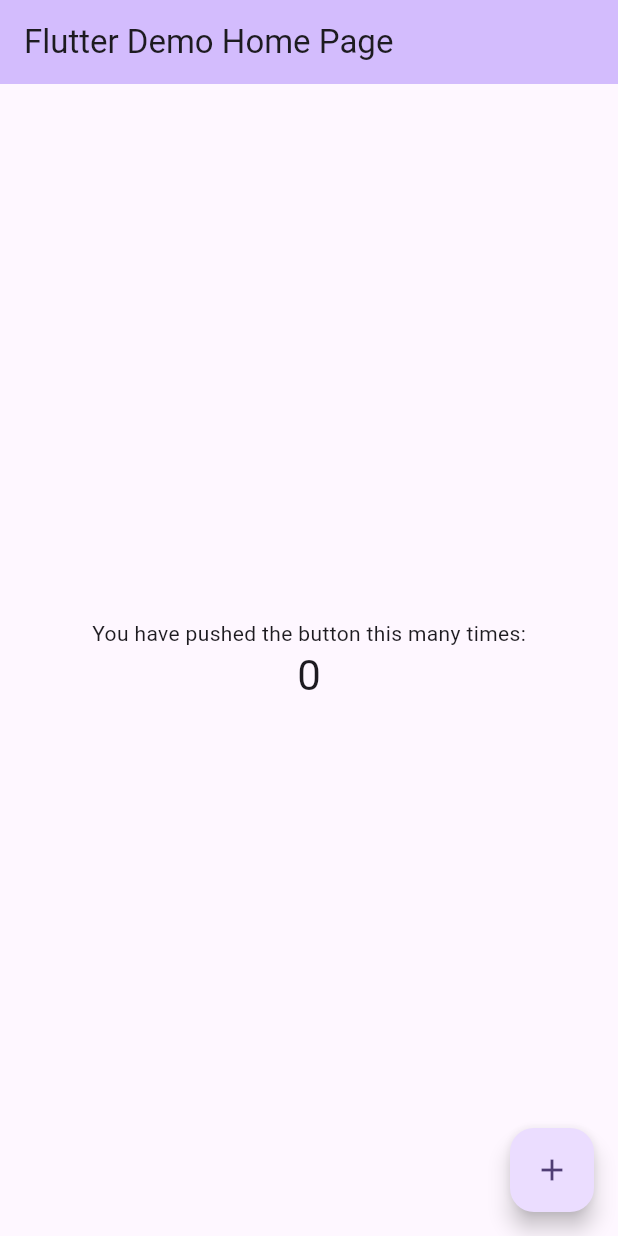
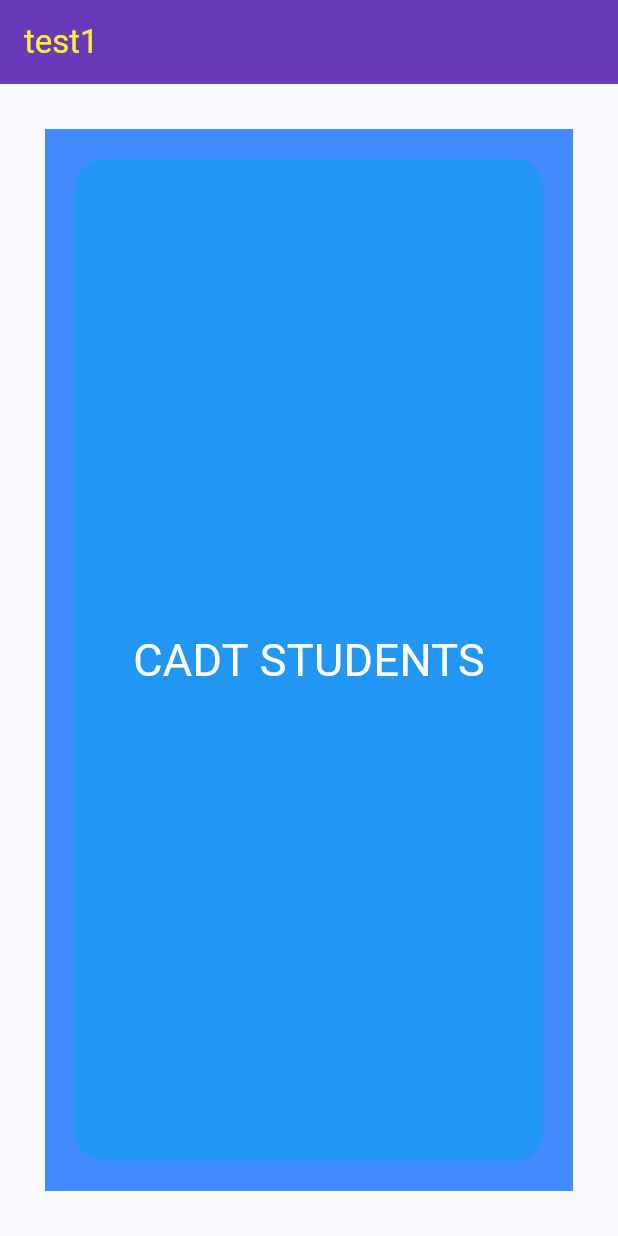
Before and after one commit to kimsovannarong/flutter_class, a Flutter app: the screen it shows after launch, on a phone screen of 412 x 824 dp. Run offline on Flutter 3.47's test engine with Material 3 defaults, Android fonts, the phone set to English and light mode, and no system bars.

Commit message:
test1 submited testing

```diff
--- /dev/null
+++ b/lib/W3-practice/test1.dart
@@ -0,0 +1,38 @@
+import 'package:flutter/material.dart';
+
+class test1 extends StatelessWidget {
+  const test1({
+    super.key
+  });
+
+  @override
+  Widget build(BuildContext context) {
+    return Scaffold(
+      appBar: AppBar(
+        title: Text("test1 ",style: TextStyle(
+            color: Colors.yellow
+        ),),
+        backgroundColor: Colors.deepPurple,
+      ),
+      body: Container(
+        decoration: BoxDecoration(
+            color: Colors.blueAccent
+        ),
+        padding: EdgeInsets.all(20),
+        margin: EdgeInsets.symmetric(horizontal: 30,vertical: 30),
+        child: Container(
+          decoration: BoxDecoration(
+              color: Colors.blue,
+              borderRadius: BorderRadius.circular(20)
+          ),
+          child: Center(
+            child: Text("CADT STUDENTS",style: TextStyle(
+                fontSize: 30,
+                color: Colors.white
+            ),),
+          ),
+        ),
+      ),
+    );
+  }
+}
--- a/lib/main.dart
+++ b/lib/main.dart
@@ -1,5 +1,6 @@
 import 'package:flutter/material.dart';
 
+import 'W3-practice/test1.dart';
 void main() {
   runApp(const MyApp());
 }
@@ -13,113 +14,10 @@
     return MaterialApp(
       title: 'Flutter Demo',
       theme: ThemeData(
-        // This is the theme of your application.
-        //
-        // TRY THIS: Try running your application with "flutter run". You'll see
-        // the application has a purple toolbar. Then, without quitting the app,
-        // try changing the seedColor in the colorScheme below to Colors.green
-        // and then invoke "hot reload" (save your changes or press the "hot
-        // reload" button in a Flutter-supported IDE, or press "r" if you used
-        // the command line to start the app).
-        //
-        // Notice that the counter didn't reset back to zero; the application
-        // state is not lost during the reload. To reset the state, use hot
-        // restart instead.
-        //
-        // This works for code too, not just values: Most code changes can be
-        // tested with just a hot reload.
-        colorScheme: ColorScheme.fromSeed(seedColor: Colors.deepPurple),
+        colorScheme: ColorScheme.fromSeed(seedColor: Colors.blue),
         useMaterial3: true,
       ),
-      home: const MyHomePage(title: 'Flutter Demo Home Page'),
+      home: test1(),
     );
   }
 }
-
-class MyHomePage extends StatefulWidget {
-  const MyHomePage({super.key, required this.title});
-
-  // This widget is the home page of your application. It is stateful, meaning
-  // that it has a State object (defined below) that contains fields that affect
-  // how it looks.
-
-  // This class is the configuration for the state. It holds the values (in this
-  // case the title) provided by the parent (in this case the App widget) and
-  // used by the build method of the State. Fields in a Widget subclass are
-  // always marked "final".
-
-  final String title;
-
-  @override
-  State<MyHomePage> createState() => _MyHomePageState();
-}
-
-class _MyHomePageState extends State<MyHomePage> {
-  int _counter = 0;
-
-  void _incrementCounter() {
-    setState(() {
-      // This call to setState tells the Flutter framework that something has
-      // changed in this State, which causes it to rerun the build method below
-      // so that the display can reflect the updated values. If we changed
-      // _counter without calling setState(), then the build method would not be
-      // called again, and so nothing would appear to happen.
-      _counter++;
-    });
-  }
-
-  @override
-  Widget build(BuildContext context) {
-    // This method is rerun every time setState is called, for instance as done
-    // by the _incrementCounter method above.
-    //
-    // The Flutter framework has been optimized to make rerunning build methods
-    // fast, so that you can just rebuild anything that needs updating rather
-    // than having to individually change instances of widgets.
-    return Scaffold(
-      appBar: AppBar(
-        // TRY THIS: Try changing the color here to a specific color (to
-        // Colors.amber, perhaps?) and trigger a hot reload to see the AppBar
-        // change color while the other colors stay the same.
-        backgroundColor: Theme.of(context).colorScheme.inversePrimary,
-        // Here we take the value from the MyHomePage object that was created by
-        // the App.build method, and use it to set our appbar title.
-        title: Text(widget.title),
-      ),
-      body: Center(
-        // Center is a layout widget. It takes a single child and positions it
-        // in the middle of the parent.
-        child: Column(
-          // Column is also a layout widget. It takes a list of children and
-          // arranges them vertically. By default, it sizes itself to fit its
-          // children horizontally, and tries to be as tall as its parent.
-          //
-          // Column has various properties to control how it sizes itself and
-          // how it positions its children. Here we use mainAxisAlignment to
-          // center the children vertically; the main axis here is the vertical
-          // axis because Columns are vertical (the cross axis would be
-          // horizontal).
-          //
-          // TRY THIS: Invoke "debug painting" (choose the "Toggle Debug Paint"
-          // action in the IDE, or press "p" in the console), to see the
-          // wireframe for each widget.
-          mainAxisAlignment: MainAxisAlignment.center,
-          children: <Widget>[
-            const Text(
-              'You have pushed the button this many times:',
-            ),
-            Text(
-              '$_counter',
-              style: Theme.of(context).textTheme.headlineMedium,
-            ),
-          ],
-        ),
-      ),
-      floatingActionButton: FloatingActionButton(
-        onPressed: _incrementCounter,
-        tooltip: 'Increment',
-        child: const Icon(Icons.add),
-      ), // This trailing comma makes auto-formatting nicer for build methods.
-    );
-  }
-}
```
